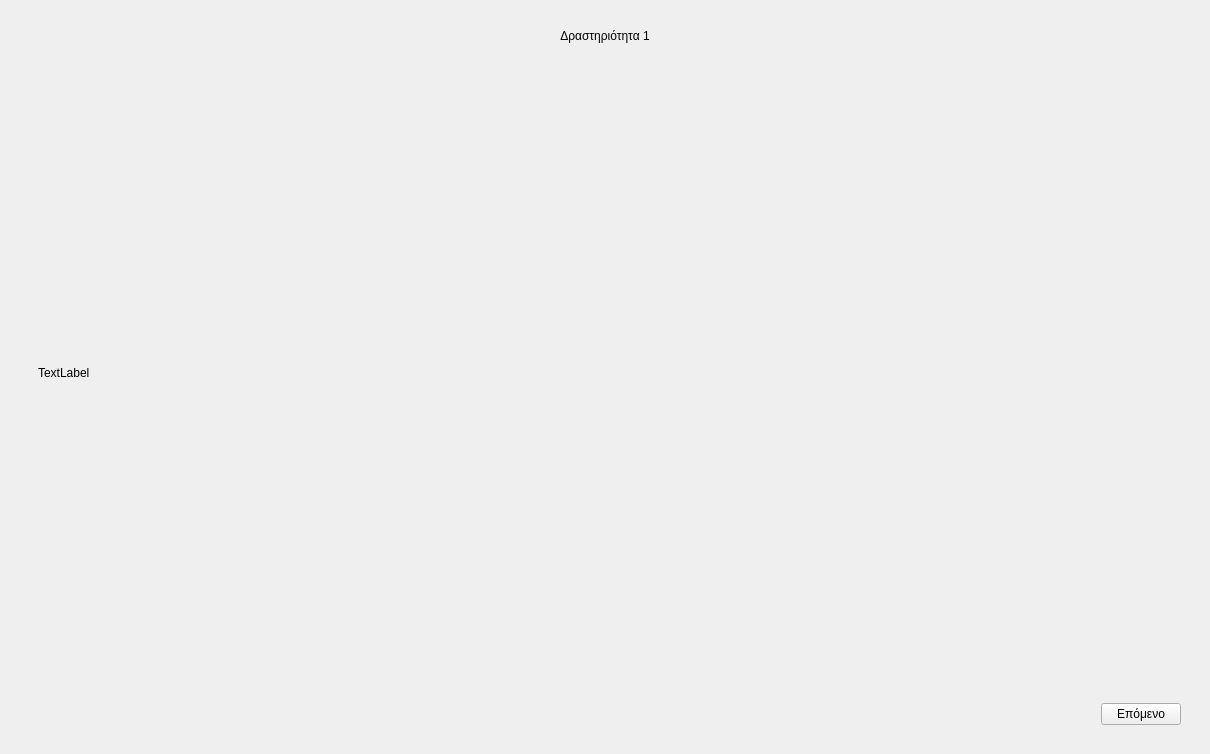
This is user_interface/resources/page2.ui in smattha/robotHuman as Qt 5 draws it before an edit. The edited form follows.
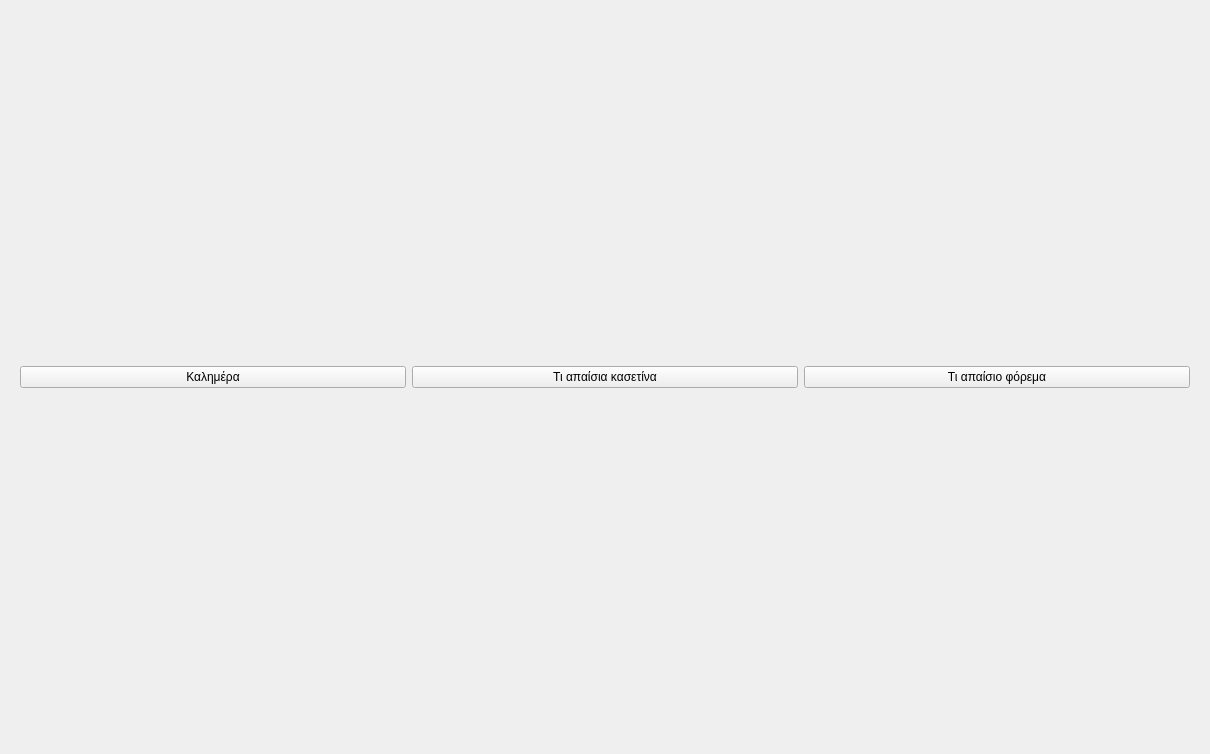
This is the edited form.

The edit to the form file:
```diff
--- a/user_interface/resources/page2.ui
+++ b/user_interface/resources/page2.ui
@@ -17,7 +17,7 @@
    <item row="0" column="0">
     <widget class="QStackedWidget" name="stackedWidget">
      <property name="currentIndex">
-      <number>0</number>
+      <number>2</number>
      </property>
      <widget class="QWidget" name="page">
       <layout class="QGridLayout" name="gridLayout">
@@ -137,6 +137,47 @@
        </item>
       </layout>
      </widget>
+     <widget class="QWidget" name="page_3">
+      <layout class="QGridLayout" name="gridLayout_9">
+       <item row="0" column="0">
+        <layout class="QHBoxLayout" name="horizontalLayout_3">
+         <item>
+          <widget class="QPushButton" name="optionB">
+           <property name="minimumSize">
+            <size>
+             <width>100</width>
+             <height>0</height>
+            </size>
+           </property>
+           <property name="baseSize">
+            <size>
+             <width>100</width>
+             <height>0</height>
+            </size>
+           </property>
+           <property name="text">
+            <string>Καλημέρα</string>
+           </property>
+          </widget>
+         </item>
+         <item>
+          <widget class="QPushButton" name="optionA">
+           <property name="text">
+            <string>Τι απαίσια κασετίνα</string>
+           </property>
+          </widget>
+         </item>
+         <item>
+          <widget class="QPushButton" name="optionC">
+           <property name="text">
+            <string>Τι απαίσιο φόρεμα</string>
+           </property>
+          </widget>
+         </item>
+        </layout>
+       </item>
+      </layout>
+     </widget>
     </widget>
    </item>
   </layout>
```
